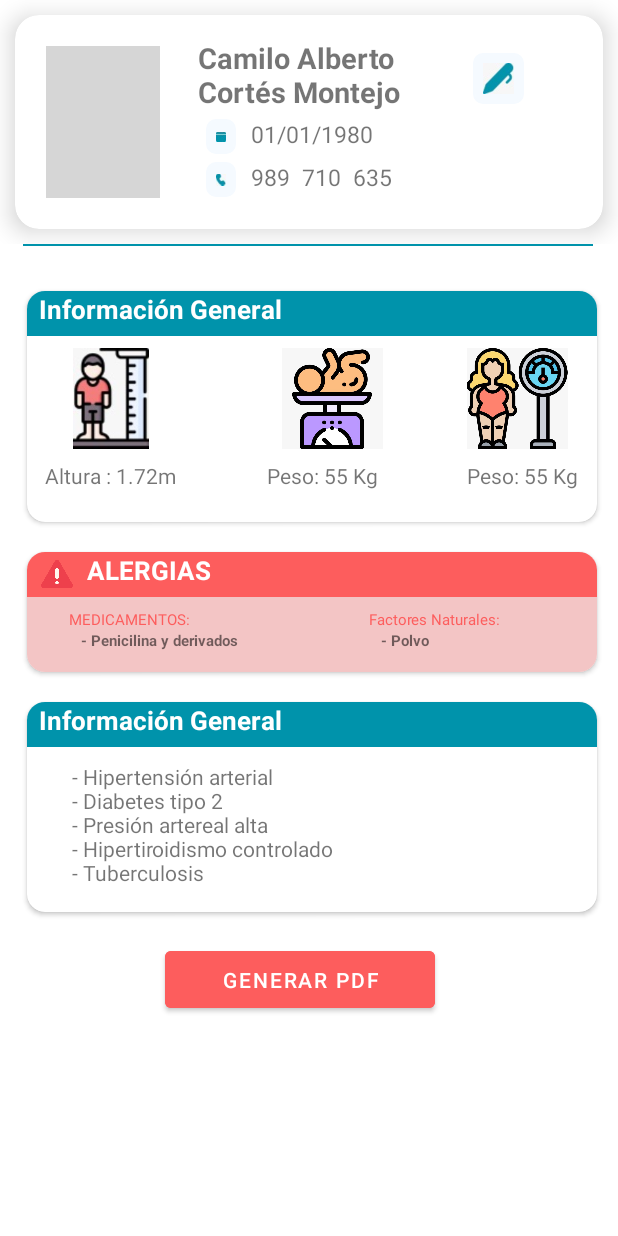
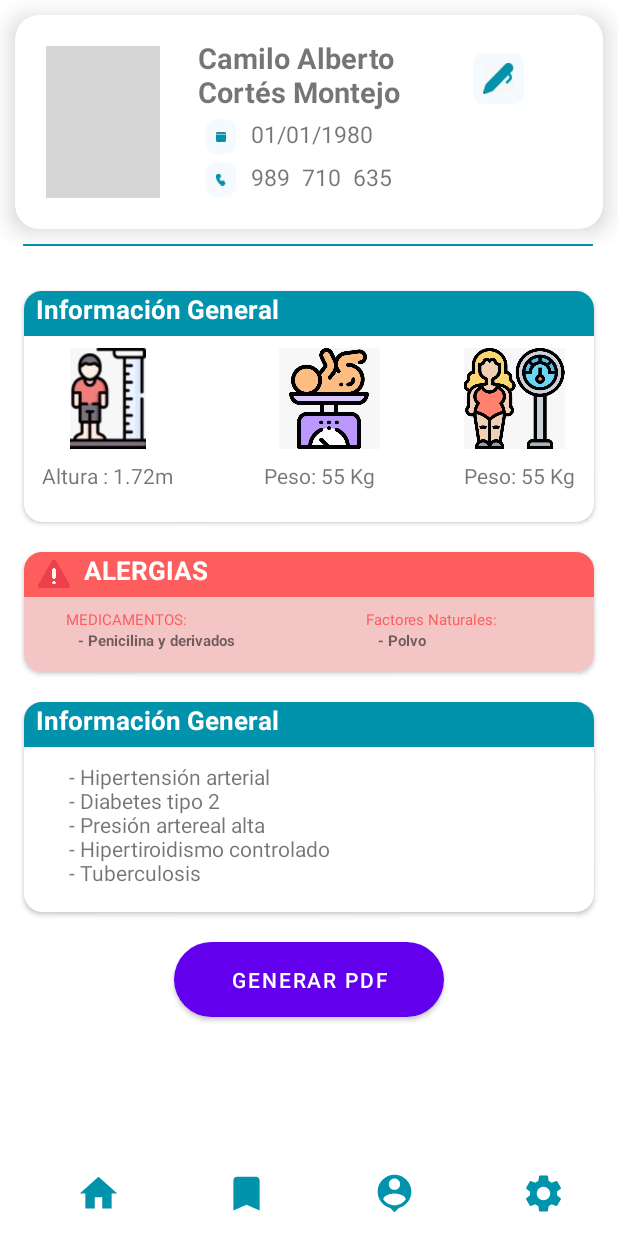
Before and after one commit to Desarrollo-de-Soluciones-IoT/Mobile-Aplication, an Android app: the layout activity_medical_history_patient.xml on its own in the app's theme, with its tools: preview values and no code run, on a phone screen of 412 x 824 dp. Run offline under Robolectric (Android 15) with nearby library versions, the phone set to English and light mode, and no system bars; network calls fail; grey boxes are pictures that could not be loaded.

Commit message:
linked medical history button to activity MedicalHistoryPatient.kt

```diff
--- a/app/src/main/java/com/example/docseeker/Patients_LogIn.kt
+++ b/app/src/main/java/com/example/docseeker/Patients_LogIn.kt
@@ -126,7 +126,7 @@ class Patients_LogIn : AppCompatActivity() {
             //CONNECT TO DEPLOYED API
             //.baseUrl("https://spring-docseeker-dockseeker-be.azuremicroservices.io/api/v1/")
             //CONNECT TO LOCALHOST
-            .baseUrl("http://190.237.32.175:8080/api/v1/")
+            .baseUrl("http://192.168.1.180:8080/api/v1/")
             .addConverterFactory(GsonConverterFactory.create())
             .build()
 
--- a/app/src/main/res/layout/activity_patients_history.xml
+++ b/app/src/main/res/layout/activity_medical_history_patient.xml
@@ -21,7 +21,7 @@
         android:layout_width="380dp"
         android:layout_marginTop="30dp"
         android:layout_height="wrap_content"
-        android:layout_marginLeft="18dp"
+        android:layout_gravity="center"
         app:cardCornerRadius="12dp"
         android:orientation="vertical">
 
@@ -112,7 +112,7 @@
     <androidx.cardview.widget.CardView
         android:layout_width="380dp"
         android:layout_marginTop="20dp"
-        android:layout_marginLeft="18dp"
+        android:layout_gravity="center"
         android:layout_height="wrap_content"
         app:cardCornerRadius="12dp"
         android:orientation="vertical">
@@ -212,7 +212,7 @@
         android:layout_marginTop="20dp"
         android:layout_width="380dp"
         android:layout_height="wrap_content"
-        android:layout_marginLeft="18dp"
+        android:layout_gravity="center"
         app:cardCornerRadius="12dp"
         android:orientation="vertical">
 
@@ -251,9 +251,13 @@
         android:id="@+id/PDF_history"
         android:layout_height="50dp"
         android:layout_marginTop="20dp"
-        android:layout_marginLeft="110dp"
+        android:layout_gravity="center"
         android:text="GENERAR PDF"
-        android:backgroundTint="#FD5D5D"/>
-
+        android:textColor="@color/white"
+        android:background="@drawable/button_primary"/>
+    <include
+        layout="@layout/toolbar"
+        android:layout_width="match_parent"
+        android:layout_height="wrap_content" />
 
 </LinearLayout>
```
Also changed, not shown: app/src/main/AndroidManifest.xml (+7 -3 lines), app/src/main/java/com/example/docseeker/DashboardPatients.kt (+11 -6 lines), app/src/main/java/com/example/docseeker/MedicalHistoryPatient.kt (added, +55 -0 lines).
